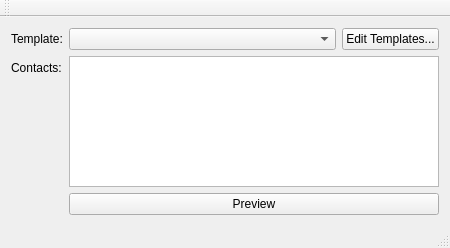
Qt form mainwindow.ui (ceefour/messagemerge) before a commit.
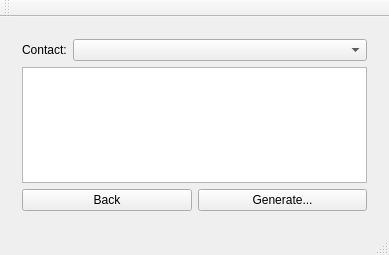
The same form after that commit. The open tabs and pages were chosen to show the change.

Patch:
```diff
--- a/mainwindow.ui
+++ b/mainwindow.ui
@@ -6,8 +6,8 @@
    <rect>
     <x>0</x>
     <y>0</y>
-    <width>450</width>
-    <height>248</height>
+    <width>389</width>
+    <height>255</height>
    </rect>
   </property>
   <property name="windowTitle">
@@ -16,7 +16,12 @@
   <widget class="QWidget" name="centralWidget">
    <layout class="QVBoxLayout" name="verticalLayout">
     <item>
-     <layout class="QFormLayout" name="formLayout">
+     <widget class="QStackedWidget" name="navStack">
+      <property name="currentIndex">
+       <number>0</number>
+      </property>
+      <widget class="QWidget" name="startPage">
+       <layout class="QGridLayout" name="gridLayout">
       <item row="0" column="0">
        <widget class="QLabel" name="label">
         <property name="sizePolicy">
@@ -61,13 +66,67 @@
        <widget class="QListView" name="listView"/>
       </item>
       <item row="2" column="1">
-       <widget class="QPushButton" name="pushButton">
+         <widget class="QPushButton" name="startPreviewBtn">
         <property name="text">
          <string>Preview</string>
         </property>
        </widget>
       </item>
      </layout>
+      </widget>
+      <widget class="QWidget" name="previewPage">
+       <layout class="QVBoxLayout" name="verticalLayout_3">
+        <item>
+         <layout class="QHBoxLayout" name="horizontalLayout_4">
+          <item>
+           <widget class="QLabel" name="label_3">
+            <property name="sizePolicy">
+             <sizepolicy hsizetype="Fixed" vsizetype="Preferred">
+              <horstretch>0</horstretch>
+              <verstretch>0</verstretch>
+             </sizepolicy>
+            </property>
+            <property name="text">
+             <string>Contact:</string>
+            </property>
+           </widget>
+          </item>
+          <item>
+           <widget class="QComboBox" name="comboBox"/>
+          </item>
+         </layout>
+        </item>
+        <item>
+         <widget class="QPlainTextEdit" name="plainTextEdit">
+          <property name="readOnly">
+           <bool>true</bool>
+          </property>
+         </widget>
+        </item>
+        <item>
+         <layout class="QHBoxLayout" name="horizontalLayout_2"/>
+        </item>
+        <item>
+         <layout class="QHBoxLayout" name="horizontalLayout_3">
+          <item>
+           <widget class="QPushButton" name="previewBackBtn">
+            <property name="text">
+             <string>Back</string>
+            </property>
+           </widget>
+          </item>
+          <item>
+           <widget class="QPushButton" name="previewGenerateBtn">
+            <property name="text">
+             <string>Generate...</string>
+            </property>
+           </widget>
+          </item>
+         </layout>
+        </item>
+       </layout>
+      </widget>
+     </widget>
     </item>
    </layout>
   </widget>
```
Left out of the diff: 2 changed lines with no effect on the pictures. Lines whose indentation alone changed are shown as unchanged.
